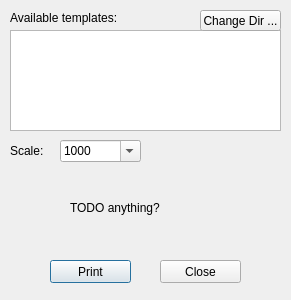
The window that batch_plotting.ui (zsiki/ls) describes before a commit, drawn with Qt 5.
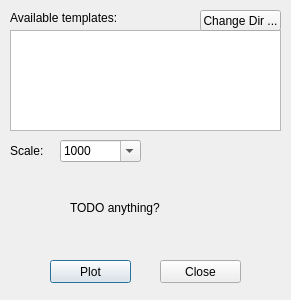
The same window after the commit.

Commit message: change print to plot

What changed in the file:
```diff
--- a/batch_plotting.ui
+++ b/batch_plotting.ui
@@ -52,7 +52,7 @@
     </sizepolicy>
    </property>
    <property name="text">
-    <string>Print</string>
+    <string>Plot</string>
    </property>
   </widget>
   <widget class="QPushButton" name="CloseButton">
```
Left out of the diff: 7 changed lines with no effect on the pictures. The commit also changes 1 other file.
